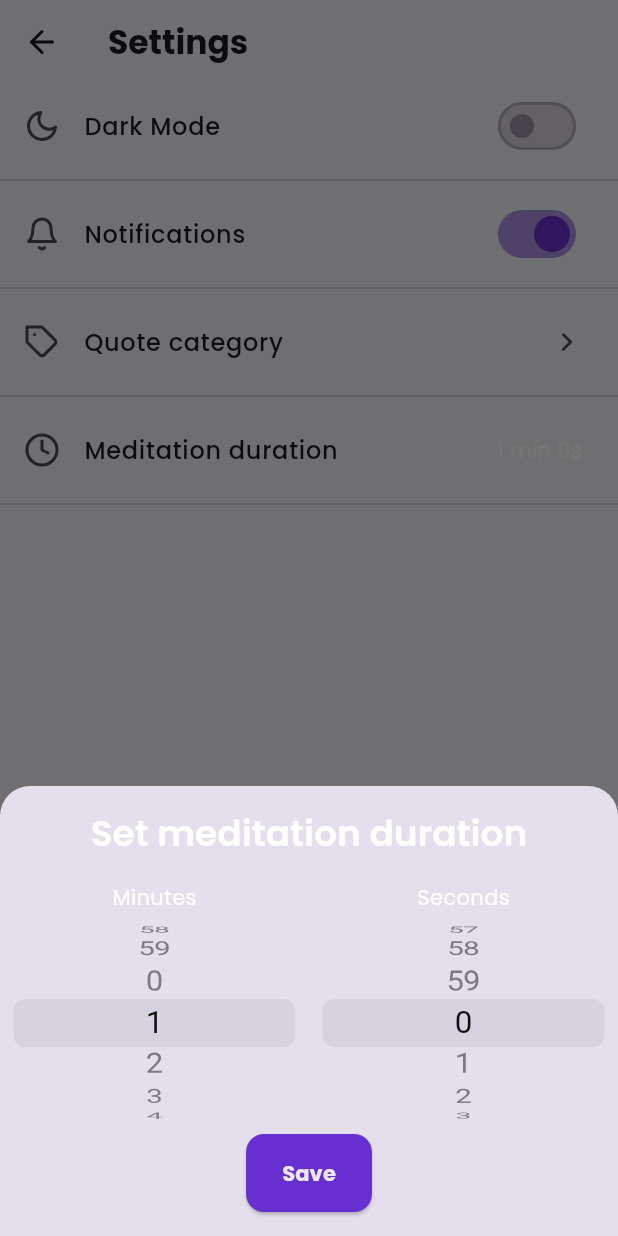
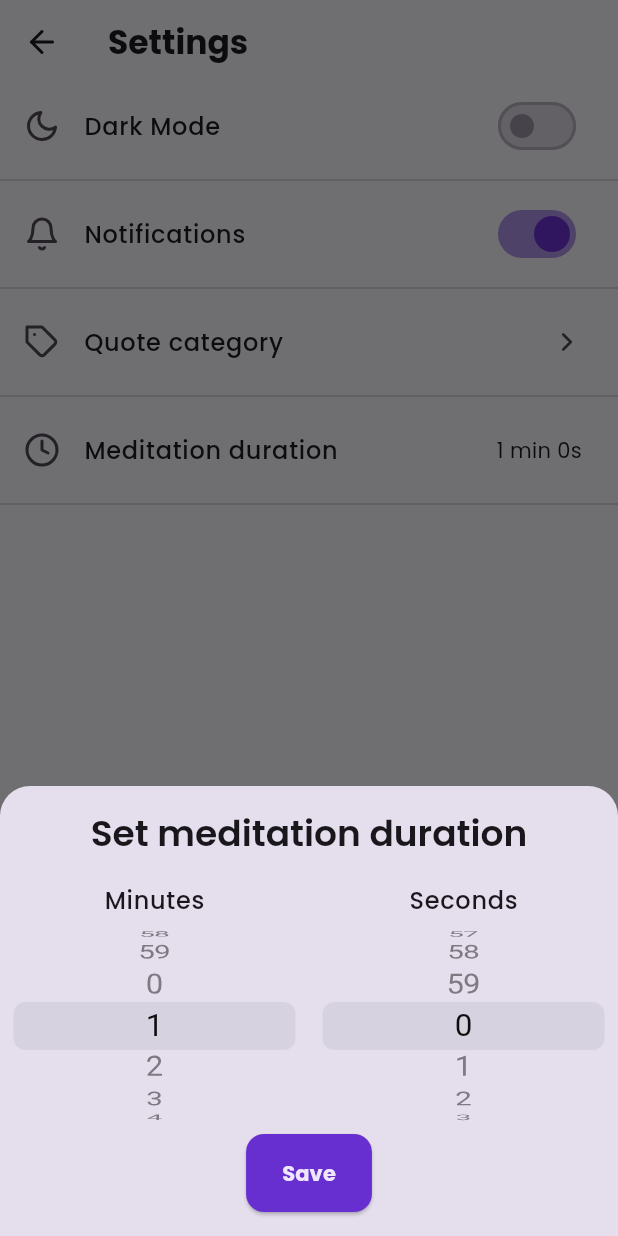
Before and after one commit to SSmurf/daily_motivation, a Flutter app: the SettingsScreen screen opened directly, after a tap on "Meditation duration", on a phone screen of 412 x 824 dp. Run offline on Flutter 3.47's test engine with Material 3 defaults, Android fonts, the phone set to English and light mode, and no system bars; our stand-ins replace feather_icons, flutter_local_notifications, flutter_riverpod, google_fonts, share_plus, shared_preferences and 1 more; accounts and stored records are empty; network calls fail.

Commit message:
Settings text color

```diff
--- a/lib/Screens/settings_screen.dart
+++ b/lib/Screens/settings_screen.dart
@@ -66,7 +66,9 @@ class SettingsScreen extends ConsumerWidget {
             title: const Text('Meditation duration'),
             trailing: Text(
               _formatDuration(settings.meditationDuration ?? 60),
-              style: Theme.of(context).textTheme.bodyMedium,
+              style: Theme.of(
+                context,
+              ).textTheme.bodyMedium!.copyWith(color: Theme.of(context).colorScheme.onSurface),
             ),
             onTap: () => _showMeditationDurationPicker(context, ref, settings),
           ),
@@ -150,7 +152,12 @@ class SettingsScreen extends ConsumerWidget {
                 children: [
                   Padding(
                     padding: const EdgeInsets.all(16),
-                    child: Text("Set meditation duration", style: Theme.of(context).textTheme.headlineSmall),
+                    child: Text(
+                      "Set meditation duration",
+                      style: Theme.of(
+                        context,
+                      ).textTheme.headlineSmall!.copyWith(color: Theme.of(context).colorScheme.onSurface),
+                    ),
                   ),
                   Expanded(
                     child: Row(
@@ -160,7 +167,12 @@ class SettingsScreen extends ConsumerWidget {
                         Expanded(
                           child: Column(
                             children: [
-                              const Text("Minutes"),
+                              Text(
+                                "Minutes",
+                                style: Theme.of(context).textTheme.bodyLarge!.copyWith(
+                                  color: Theme.of(context).colorScheme.onSurface,
+                                ),
+                              ),
                               Expanded(
                                 child: CupertinoPicker(
                                   scrollController: FixedExtentScrollController(
@@ -185,7 +197,12 @@ class SettingsScreen extends ConsumerWidget {
                         Expanded(
                           child: Column(
                             children: [
-                              const Text("Seconds"),
+                              Text(
+                                "Seconds",
+                                style: Theme.of(context).textTheme.bodyLarge!.copyWith(
+                                  color: Theme.of(context).colorScheme.onSurface,
+                                ),
+                              ),
                               Expanded(
                                 child: CupertinoPicker(
                                   scrollController: FixedExtentScrollController(
```
